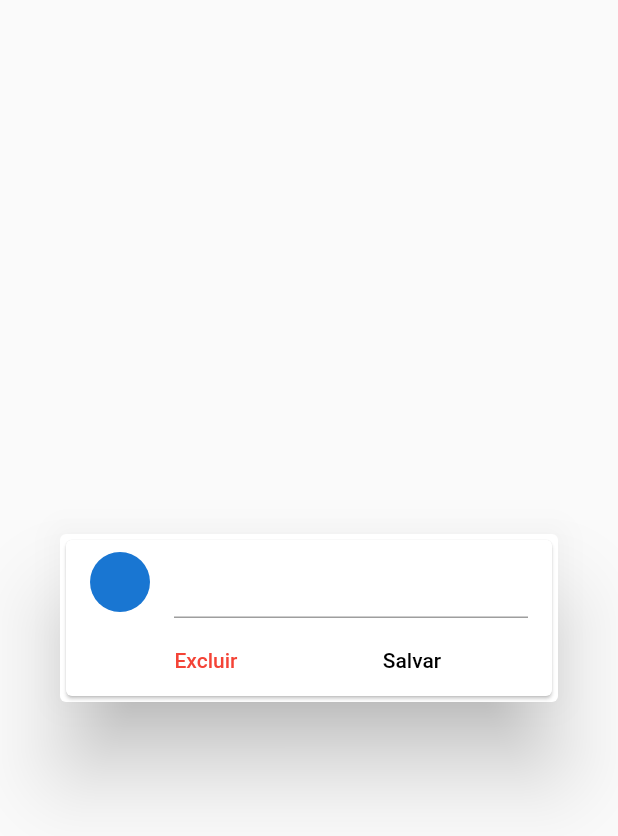
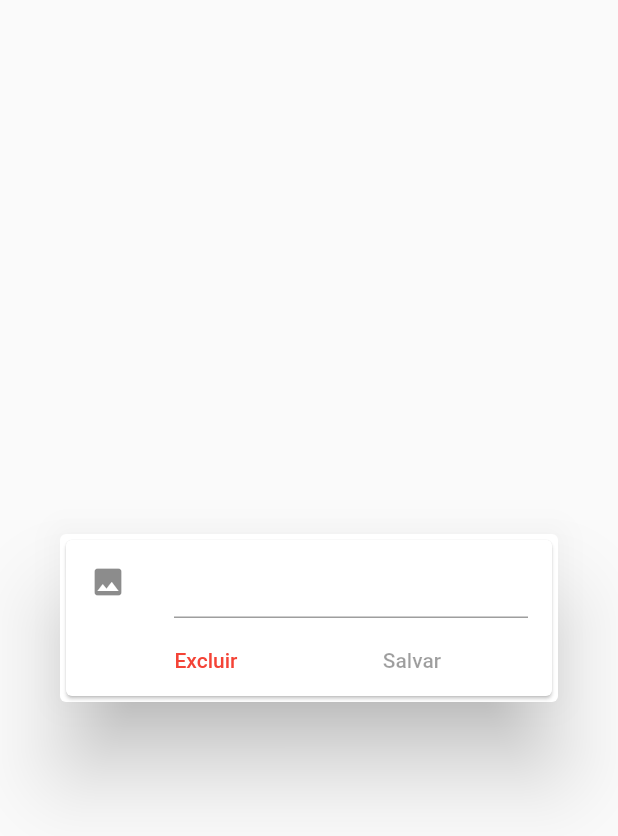
Before and after one commit to lmz2k/FlutterProjects, a Flutter app: the EditCategoryDialog widget shown alone on an empty page, opened directly, on a phone screen of 412 x 824 dp. Shown: the top 836 px of the screen. Run offline on Flutter 3.47's test engine with Material 2 defaults, Android fonts, the light colour scheme and no system bars; our stand-ins replace carousel_pro, cloud_firestore, firebase_auth, firebase_storage, flutter_speed_dial, google_sign_in and 8 more; missing offline and left inert: bloc_pattern, flutter_launcher_icons, flutter_youtube; accounts and stored records are empty; network calls fail.

Commit message:
10[0% completo

```diff
--- a/gerenciador_loja_virutal/lib/widgets/category_tile.dart
+++ b/gerenciador_loja_virutal/lib/widgets/category_tile.dart
@@ -25,7 +25,9 @@ class CategoryTile extends StatelessWidget {
 
             onTap: (){
 
-              showDialog(context: context, builder: (context) => EditCategoryDialog());
+              showDialog(context: context, builder: (context) => EditCategoryDialog(
+                category: doc,
+              ));
 
             },
             child: CircleAvatar(
--- a/gerenciador_loja_virutal/lib/widgets/edit_category_dialog.dart
+++ b/gerenciador_loja_virutal/lib/widgets/edit_category_dialog.dart
@@ -1,6 +1,30 @@
+import 'dart:io';
+
+import 'package:cloud_firestore/cloud_firestore.dart';
 import 'package:flutter/material.dart';
+import 'package:gerenciadorlojavirutal/blocs/category_bloc.dart';
+import 'package:gerenciadorlojavirutal/widgets/image_source_sheet.dart';
 
-class EditCategoryDialog extends StatelessWidget {
+class EditCategoryDialog extends StatefulWidget {
+  DocumentSnapshot category;
+
+  EditCategoryDialog({this.category});
+
+  @override
+  _EditCategoryDialogState createState() =>
+      _EditCategoryDialogState(category: this.category);
+}
+
+class _EditCategoryDialogState extends State<EditCategoryDialog> {
+  final CategoryBloc _categoryBloc;
+
+  final TextEditingController _controller;
+
+  _EditCategoryDialogState({DocumentSnapshot category})
+      : _categoryBloc = new CategoryBloc(category),
+        _controller = TextEditingController(
+            text: category != null ? category.data['title'] : "");
+
   @override
   Widget build(BuildContext context) {
     return Dialog(
@@ -10,27 +34,77 @@ class EditCategoryDialog extends StatelessWidget {
           children: <Widget>[
             ListTile(
               leading: GestureDetector(
-                child: CircleAvatar(),
+                onTap: () {
+                  showModalBottomSheet(
+                      context: context,
+                      builder: (context) => ImageSourceSheet(
+                            onImageSelected: (image) {
+                              Navigator.of(context).pop();
+                              _categoryBloc.setImage(image);
+                            },
+                          ));
+                },
+                child: StreamBuilder(
+                    stream: _categoryBloc.outImage,
+                    builder: (context, snapshot) {
+                      if (snapshot.data != null) {
+                        return CircleAvatar(
+                            backgroundColor: Colors.transparent,
+                            child: snapshot.data is File
+                                ? Image.file(
+                                    snapshot.data,
+                                    fit: BoxFit.cover,
+                                  )
+                                : Image.network(
+                                    snapshot.data,
+                                    fit: BoxFit.cover,
+                                  ));
+                      } else {
+                        return Icon(Icons.image);
+                      }
+                    }),
               ),
-              title: TextField(),
+              title: StreamBuilder<String>(
+                  stream: _categoryBloc.outTitle,
+                  builder: (context, snapshot) {
+                    return TextField(
+                      decoration: InputDecoration(
+                          errorText: snapshot.hasError? snapshot.error : null),
+                      onChanged: _categoryBloc.setTitle,
+                      controller: _controller,
+                    );
+                  }),
             ),
             Row(
               mainAxisAlignment: MainAxisAlignment.spaceEvenly,
               children: <Widget>[
-                FlatButton(
-                  onPressed: (){},
-                  child: Text(
-                    "Excluir",
-                    style: TextStyle(color: Colors.red),
-                  ),
-                ),
+                StreamBuilder<bool>(
+                    stream: _categoryBloc.outDelete,
+                    builder: (context, snapshot) {
+                      if (!snapshot.hasData) return Container();
 
-                FlatButton(
-                  onPressed: (){},
-                  child: Text(
-                    "Salvar",
-                    style: TextStyle(color: Colors.black),
-                  ),
+                      return FlatButton(
+                        onPressed: snapshot.data ? () {
+                          _categoryBloc.delete();
+                          Navigator.of(context).pop();
+                        } : null,
+                        textColor: Colors.red,
+                        child: Text(
+                          "Excluir",
+                        ),
+                      );
+                    }),
+                StreamBuilder<bool>(
+                  stream: _categoryBloc.submitValid,
+                  builder: (context, snapshot) {
+                    return FlatButton(
+                      onPressed: snapshot.hasData ?  (){_categoryBloc.saveData(); Navigator.of(context).pop();} : null,
+                      child: Text(
+                        "Salvar",
+
+                      ),
+                    );
+                  }
                 )
               ],
             )
```
Also changed, not shown: gerenciador_loja_virutal/lib/blocs/category_bloc.dart (+69 -17 lines), gerenciador_loja_virutal/lib/screens/home_screen.dart (+10 -5 lines).
